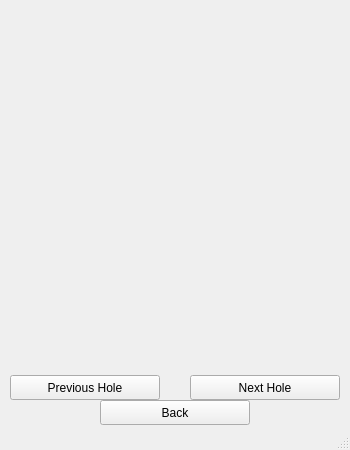
Old version of the form GolfApp/hole.ui in the repository drober23/CS340-GolfApp.
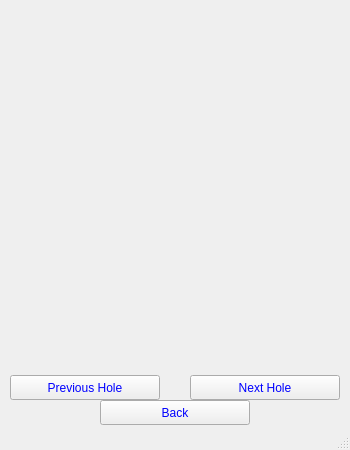
New version of the form. Icons and pictures are not drawn.

Commit message: some graphics and new logo

Diff of the .ui file:
```diff
--- a/GolfApp/hole.ui
+++ b/GolfApp/hole.ui
@@ -14,6 +14,9 @@
    <string>GolfApp</string>
   </property>
   <widget class="QWidget" name="centralwidget">
+   <property name="styleSheet">
+    <string notr="true">background-image: url(:/new/prefix1/LOGO.jpg);</string>
+   </property>
    <widget class="QWidget" name="gridLayoutWidget">
     <property name="geometry">
      <rect>
@@ -34,6 +37,10 @@
       <height>25</height>
      </rect>
     </property>
+    <property name="styleSheet">
+     <string notr="true">color: rgb(0, 0, 255);
+font: 10pt &quot;Comic Sans MS&quot;;</string>
+    </property>
     <property name="text">
      <string>Previous Hole</string>
     </property>
@@ -47,6 +54,10 @@
       <height>25</height>
      </rect>
     </property>
+    <property name="styleSheet">
+     <string notr="true">color: rgb(0, 0, 255);
+font: 10pt &quot;Comic Sans MS&quot;;</string>
+    </property>
     <property name="text">
      <string>Next Hole</string>
     </property>
@@ -60,6 +71,10 @@
       <height>25</height>
      </rect>
     </property>
+    <property name="styleSheet">
+     <string notr="true">color: rgb(0, 0, 255);
+font: 10pt &quot;Comic Sans MS&quot;;</string>
+    </property>
     <property name="text">
      <string>Back</string>
     </property>
```
Left out of the diff: 2 changed lines with no effect on the pictures. The commit also changes 30 other files.
